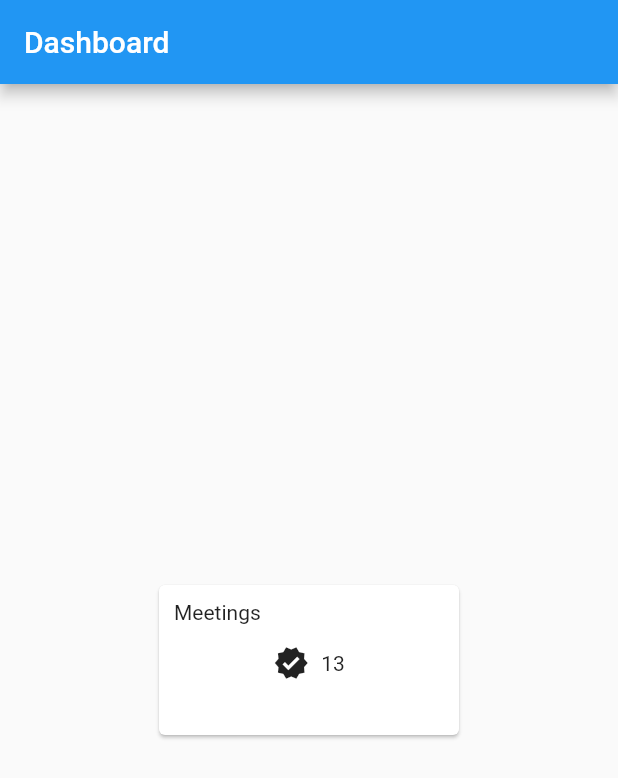
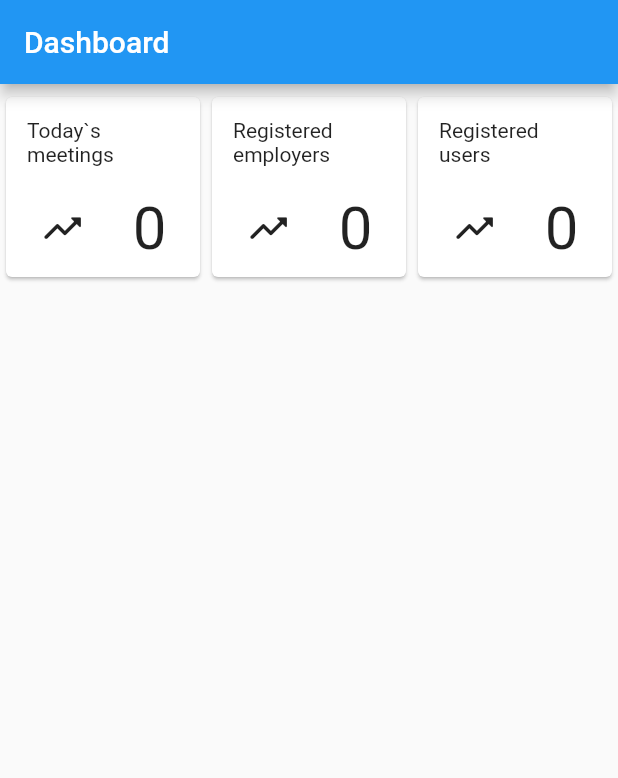
Before and after one commit to TeamNeo2021/gigandjob-web_app, a Flutter app: the screen it shows after launch, on a phone screen of 412 x 824 dp. Shown: the top 778 px of the screen. Run offline on Flutter 3.47's test engine with Material 2 defaults, Android fonts, the phone set to English and light mode, and no system bars; our stand-ins replace bloc, flutter_bloc.

Commit message:
Maqueta y BLoC de dashboard lista
Falta el acceso directo para crear un oferta y connectar a la API

```diff
--- a/gigandjob_web_app/lib/Views/dashboard.dart
+++ b/gigandjob_web_app/lib/Views/dashboard.dart
@@ -5,11 +5,26 @@ import 'package:gigandjob_web_app/bloc/dashboard/dashboard_bloc.dart';
 
 class Dashboard extends StatelessWidget {
   const Dashboard({Key? key}) : super(key: key);
-
-  @override
   Widget build(BuildContext context) {
-    return MultiBlocProvider(
-        providers: [BlocProvider(create: (_) => DashboardBloc())],
-        child: const Center(child: DashboardCard(number: 0)));
+    final dashboardBloc = BlocProvider.of<DashboardBloc>(context);
+    return GridView.count(crossAxisCount: 3, children: [
+      Center(child: BlocBuilder<DashboardBloc, DashboardState>(
+        builder: (context, state) {
+          return DashboardCard(
+              label: 'Today`s meetings', number: state.meetings);
+        },
+      )),
+      Center(child: BlocBuilder<DashboardBloc, DashboardState>(
+        builder: (context, state) {
+          return DashboardCard(
+              label: 'Registered employers', number: state.employers);
+        },
+      )),
+      Center(child: BlocBuilder<DashboardBloc, DashboardState>(
+        builder: (context, state) {
+          return DashboardCard(label: 'Registered users', number: state.users);
+        },
+      ))
+    ]);
   }
 }
--- a/gigandjob_web_app/lib/Widgets/dashboard_card.dart
+++ b/gigandjob_web_app/lib/Widgets/dashboard_card.dart
@@ -1,52 +1,62 @@
+// ignore_for_file: unnecessary_const
+
 import 'package:flutter/cupertino.dart';
 import 'package:flutter/material.dart';
 
-class LineSeparator extends StatelessWidget {
-  const LineSeparator({Key? key}) : super(key: key);
-
-  @override
-  Widget build(BuildContext context) {
-    return FractionallySizedBox(
-        widthFactor: 0.4,
-        heightFactor: 1,
-        child: Container(
-            height: 2,
-            color: Colors.blue.withOpacity(0.4),
-            margin: const EdgeInsets.symmetric(vertical: 10)));
-  }
-}
-
 class DashboardCard extends StatelessWidget {
   final int number;
+  final String label;
+  double sizemultiplier;
 
-  const DashboardCard({Key? key, required this.number}) : super(key: key);
+  DashboardCard(
+      {Key? key,
+      required this.label,
+      required this.number,
+      this.sizemultiplier = 1})
+      : super(key: key) {
+    if (sizemultiplier < 1) {
+      throw Exception('size multiplier cannot be negative');
+    }
+  }
 
-  @override
   Widget build(BuildContext context) {
     return Card(
       child: SizedBox(
-        height: 100,
-        width: 200,
+        height: 120 * sizemultiplier,
+        width: 200 * sizemultiplier,
         child: Column(
           children: [
             Container(
-              margin: const EdgeInsets.all(6),
-              padding: const EdgeInsets.all(4),
+              margin: EdgeInsets.all(6 * sizemultiplier),
+              padding: EdgeInsets.all(8 * sizemultiplier),
               alignment: Alignment.topLeft,
-              child: const Text('Meetings'),
+              child: Text(label),
             ),
             Row(
               mainAxisAlignment: MainAxisAlignment.center,
               children: [
-                Container(
-                    margin:
-                        const EdgeInsets.symmetric(vertical: 4, horizontal: 4),
-                    child: const Icon(Icons.verified)),
-                Container(
-                  margin:
-                      const EdgeInsets.symmetric(vertical: 4, horizontal: 4),
-                  child: const Text('13'),
-                )
+                Padding(
+                    padding: const EdgeInsets.symmetric(horizontal: 12),
+                    child: Container(
+                        margin: EdgeInsets.symmetric(
+                            vertical: 4 * sizemultiplier,
+                            horizontal: 4 * sizemultiplier),
+                        child: Icon(
+                          Icons.trending_up_rounded,
+                          size: 30 * sizemultiplier,
+                        ))),
+                Padding(
+                    padding:
+                        EdgeInsets.symmetric(horizontal: 12 * sizemultiplier),
+                    child: Container(
+                      margin: EdgeInsets.symmetric(
+                          vertical: 4 * sizemultiplier,
+                          horizontal: 4 * sizemultiplier),
+                      child: Text(
+                        number.toString(),
+                        style: TextStyle(fontSize: 80 * sizemultiplier / 2),
+                      ),
+                    ))
               ],
             )
           ],
--- a/gigandjob_web_app/lib/bloc/dashboard/dashboard_bloc.dart
+++ b/gigandjob_web_app/lib/bloc/dashboard/dashboard_bloc.dart
@@ -7,7 +7,12 @@ part 'dashboard_state.dart';
 class DashboardBloc extends Bloc<DashboardEvent, DashboardState> {
   DashboardBloc() : super(DashboardState()) {
     on<DashboardEvent>((event, emit) {
-      // TODO: implement event handler
+      //I think its better using switch
+      if (event is UpdateMeetings) {
+        //recojo de BD
+        int meetings = 50;
+        emit(DashboardState(meetings: meetings));
+      }
     });
   }
 }
--- a/gigandjob_web_app/lib/bloc/dashboard/dashboard_event.dart
+++ b/gigandjob_web_app/lib/bloc/dashboard/dashboard_event.dart
@@ -4,9 +4,7 @@ part of 'dashboard_bloc.dart';
 abstract class DashboardEvent {}
 
 class UpdateMeetings extends DashboardEvent {
-  final int number;
-
-  UpdateMeetings(this.number);
+  UpdateMeetings();
 }
 
 class UpdateUsers extends DashboardEvent {
--- a/gigandjob_web_app/lib/main.dart
+++ b/gigandjob_web_app/lib/main.dart
@@ -1,5 +1,7 @@
 import 'package:flutter/material.dart';
+import 'package:flutter_bloc/flutter_bloc.dart';
 import 'package:gigandjob_web_app/Views/dashboard.dart';
+import 'package:gigandjob_web_app/bloc/dashboard/dashboard_bloc.dart';
 
 void main() {
   runApp(const MyApp());
@@ -11,7 +13,9 @@ class MyApp extends StatelessWidget {
   // This widget is the root of your application.
   @override
   Widget build(BuildContext context) {
-    return MaterialApp(
+    return MultiBlocProvider(
+        providers: [BlocProvider(create: (_) => DashboardBloc())],
+        child: MaterialApp(
             title: 'Flutter Demo',
             theme: ThemeData(
               primarySwatch: Colors.blue,
@@ -19,7 +23,6 @@ class MyApp extends StatelessWidget {
             home: Scaffold(
               appBar: AppBar(title: const Text('Dashboard')),
               body: const Dashboard(),
-      ),
-    );
+            )));
   }
 }
```
Lines whose indentation alone changed are shown as unchanged.
